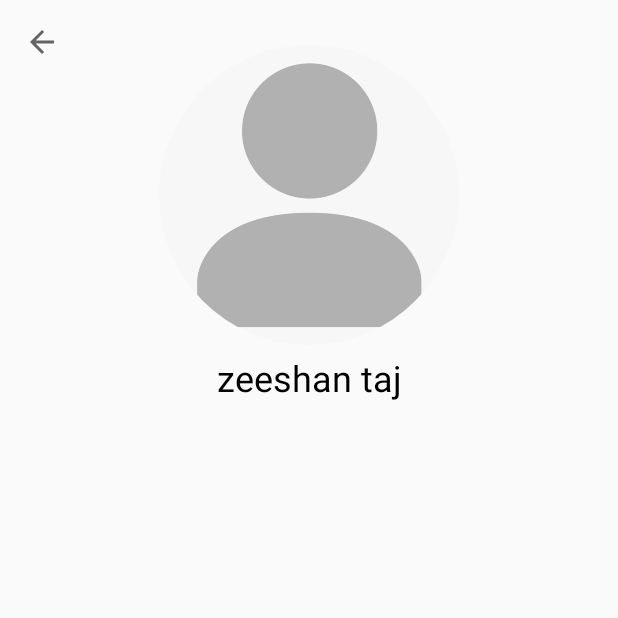
After one commit to zeeshantaj/Movies_Booking_App, an Android app: the Profile_Activity screen opened directly, with no data from a screen before it, on a phone screen of 412 x 824 dp, the top half of it. The commit adds this screen. Run offline under Robolectric (Android 15) with nearby library versions, the phone set to English and light mode, and no system bars; our stand-ins replace CircleImageView; Roboto replaces fonts that are not available here.

Commit message:
second9 commit

```diff
--- /dev/null
+++ b/app/src/main/java/com/example/movie_booking_application/Activity/Profile_Activity.java
@@ -0,0 +1,49 @@
+package com.example.movie_booking_application.Activity;
+
+import androidx.annotation.NonNull;
+import androidx.appcompat.app.ActionBar;
+import androidx.appcompat.app.AppCompatActivity;
+import androidx.appcompat.widget.Toolbar;
+
+import android.content.Intent;
+import android.os.Bundle;
+import android.view.MenuItem;
+
+import com.example.movie_booking_application.R;
+
+public class Profile_Activity extends AppCompatActivity {
+
+    private Toolbar toolbar;
+    @Override
+    protected void onCreate(Bundle savedInstanceState) {
+        super.onCreate(savedInstanceState);
+        setContentView(R.layout.activity_profile);
+
+        Intent intent = getIntent();
+        String name = intent.getStringExtra("personName");
+        String imageUrl = intent.getStringExtra("imageUrl");
+
+        setToolbar();
+    }
+    private void setToolbar(){
+        toolbar = findViewById(R.id.bookedToolbar);
+        setSupportActionBar(toolbar);
+
+        ActionBar actionBar = getSupportActionBar();
+        if (actionBar != null) {
+            actionBar.setDisplayHomeAsUpEnabled(true);
+            actionBar.setDisplayShowTitleEnabled(false);
+        }
+        toolbar.inflateMenu(R.menu.main_manu);
+    }
+    @Override
+    public boolean onOptionsItemSelected(@NonNull MenuItem item) {
+        if (item.getItemId() == android.R.id.home){
+            getOnBackPressedDispatcher().onBackPressed();
+            return true;
+        }
+        return super.onOptionsItemSelected(item);
+
+    }
+
+}
--- a/app/src/main/java/com/example/movie_booking_application/Login/Setup_Profile_Fragment.java
+++ b/app/src/main/java/com/example/movie_booking_application/Login/Setup_Profile_Fragment.java
@@ -107,7 +107,9 @@ public class Setup_Profile_Fragment extends Fragment {
                                 @Override
                                 public void onComplete(@NonNull Task<Void> task) {
                                     Toast.makeText(getActivity(), "User created successfully", Toast.LENGTH_SHORT).show();
-                                    startActivity(new Intent(getActivity(), MainActivity.class));
+                                    Intent intent = new Intent(getActivity(),MainActivity.class);
+                                    intent.putExtra("personName",name);
+                                    intent.putExtra("imageUrl",image);
                                     getActivity().finish();
                                 }
                             }).addOnFailureListener(new OnFailureListener() {
--- /dev/null
+++ b/app/src/main/res/layout/activity_profile.xml
@@ -0,0 +1,51 @@
+<?xml version="1.0" encoding="utf-8"?>
+<androidx.constraintlayout.motion.widget.MotionLayout xmlns:android="http://schemas.android.com/apk/res/android"
+    xmlns:app="http://schemas.android.com/apk/res-auto"
+    xmlns:tools="http://schemas.android.com/tools"
+    android:layout_width="match_parent"
+    android:layout_height="match_parent"
+    app:layoutDescription="@xml/activity_profile_scene"
+    tools:context=".Activity.Profile_Activity">
+
+
+    <androidx.appcompat.widget.Toolbar
+        android:id="@+id/bookedToolbar"
+        android:layout_width="match_parent"
+        android:layout_height="?android:actionBarSize"
+        app:layout_constraintEnd_toEndOf="parent"
+        app:layout_constraintStart_toStartOf="parent"
+        app:layout_constraintTop_toTopOf="parent" />
+
+    <de.hdodenhof.circleimageview.CircleImageView
+        android:id="@+id/profileImage"
+        android:layout_width="200dp"
+        android:layout_height="200dp"
+        android:layout_marginTop="30dp"
+        android:src="@drawable/place_holder"
+        app:layout_constraintEnd_toEndOf="parent"
+        app:layout_constraintStart_toStartOf="parent"
+        app:layout_constraintTop_toTopOf="parent" />
+
+    <TextView
+        android:id="@+id/profileName"
+        android:layout_width="wrap_content"
+        android:layout_height="wrap_content"
+        android:layout_marginTop="5dp"
+        android:maxLines="1"
+        android:singleLine="true"
+        android:text="zeeshan taj"
+        android:textColor="?android:textColor"
+        android:textSize="24sp"
+        app:layout_constraintEnd_toEndOf="@+id/profileImage"
+        app:layout_constraintStart_toStartOf="@+id/profileImage"
+        app:layout_constraintTop_toBottomOf="@+id/profileImage" />
+
+    <androidx.recyclerview.widget.RecyclerView
+        android:id="@+id/profileRecycler"
+        android:layout_width="match_parent"
+        android:layout_height="0dp"
+        app:layout_constraintBottom_toBottomOf="parent"
+        app:layout_constraintTop_toBottomOf="@+id/profileName" />
+
+
+</androidx.constraintlayout.motion.widget.MotionLayout>
--- /dev/null
+++ b/app/src/main/res/menu/main_manu.xml
@@ -0,0 +1,15 @@
+<?xml version="1.0" encoding="utf-8"?>
+<menu xmlns:android="http://schemas.android.com/apk/res/android"
+    xmlns:app="http://schemas.android.com/apk/res-auto">
+
+    <item
+        android:id="@+id/ticketBooked"
+        android:title="Tickets"
+        app:showAsAction="collapseActionView"/>
+
+    <item
+        android:id="@+id/logout"
+        android:title="Logout"
+        app:showAsAction="collapseActionView"/>
+
+</menu>
--- /dev/null
+++ b/app/src/main/res/xml/activity_profile_scene.xml
@@ -0,0 +1,48 @@
+<?xml version="1.0" encoding="utf-8"?>
+<MotionScene
+    xmlns:android="http://schemas.android.com/apk/res/android"
+    xmlns:motion="http://schemas.android.com/apk/res-auto">
+
+    <Transition
+        motion:constraintSetEnd="@+id/end"
+        motion:constraintSetStart="@id/start"
+        motion:duration="1000">
+       <KeyFrameSet>
+       </KeyFrameSet>
+
+        <OnSwipe
+            motion:dragDirection="dragUp"
+            motion:touchAnchorId="@id/profileRecycler"
+
+            motion:touchAnchorSide="top"/>
+
+    </Transition>
+
+    <ConstraintSet android:id="@+id/start">
+
+
+
+    </ConstraintSet>
+
+    <ConstraintSet android:id="@+id/end">
+
+        <Constraint
+            android:layout_height="40dp"
+            motion:layout_constraintTop_toTopOf="parent"
+            android:layout_width="40dp"
+            motion:layout_constraintStart_toStartOf="parent"
+            android:id="@+id/profileImage"
+            android:layout_marginStart="50dp"
+            android:layout_marginTop="8dp" />
+        <Constraint
+            android:id="@+id/profileName"
+            android:layout_width="0dp"
+            android:layout_height="wrap_content"
+            motion:layout_constraintTop_toTopOf="@+id/profileImage"
+            motion:layout_constraintStart_toEndOf="@+id/profileImage"
+            motion:layout_constraintBottom_toBottomOf="@+id/profileImage"
+            android:layout_marginStart="20dp" />
+
+
+    </ConstraintSet>
+</MotionScene>
```
Also changed, not shown: app/src/main/AndroidManifest.xml (+5 -4 lines), app/src/main/java/com/example/movie_booking_application/MainActivity.java (+45 -0 lines), app/src/main/java/com/example/movie_booking_application/Model/BookingModel.java (added, +57 -0 lines).
